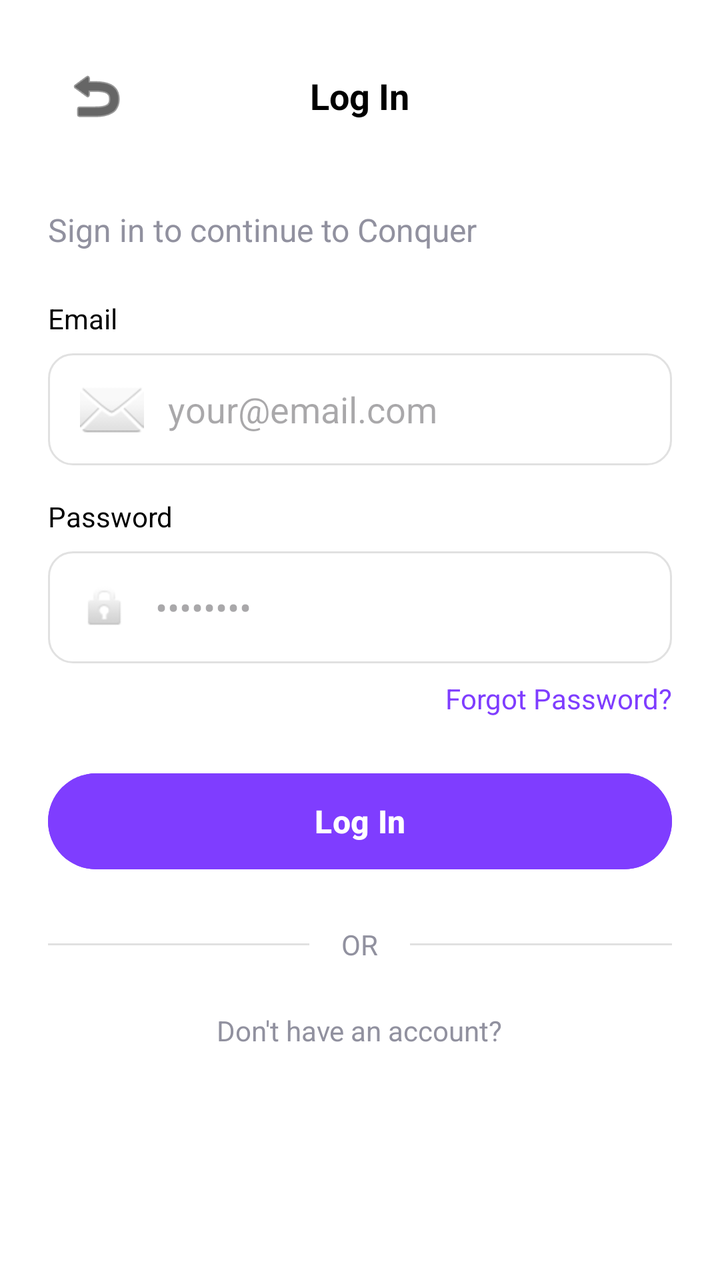
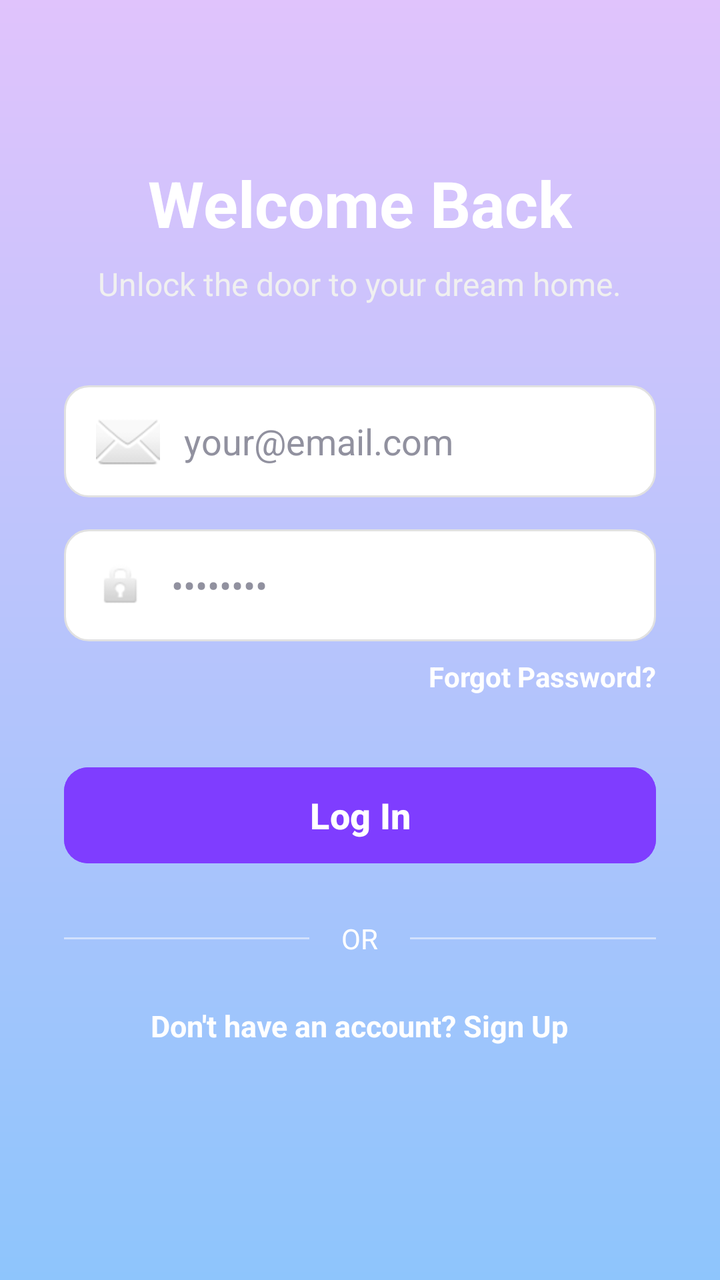

Before-and-after screenshots of an Android layout around one commit, followed by the original layout XML and the change that was made.
<!-- AndroidManifest.xml: application theme Theme.Realestateapp -->
<!-- res/layout/activity_login.xml -->
<?xml version="1.0" encoding="utf-8"?>
<ScrollView xmlns:android="http://schemas.android.com/apk/res/android"
    xmlns:app="http://schemas.android.com/apk/res-auto"
    android:layout_width="match_parent"
    android:layout_height="match_parent"
    android:background="@color/white"
    android:fillViewport="true">

    <LinearLayout
        android:layout_width="match_parent"
        android:layout_height="wrap_content"
        android:orientation="vertical"
        android:padding="24dp">

        <RelativeLayout
            android:layout_width="match_parent"
            android:layout_height="wrap_content"
            android:layout_marginBottom="32dp">

            <ImageButton
                android:id="@+id/btnBack"
                android:layout_width="48dp"
                android:layout_height="48dp"
                android:background="?attr/selectableItemBackgroundBorderless"
                android:contentDescription="@string/app_name"
                android:src="@android:drawable/ic_menu_revert"
                app:tint="@color/black" />

            <TextView
                android:layout_width="wrap_content"
                android:layout_height="wrap_content"
                android:layout_centerInParent="true"
                android:text="@string/log_in"
                android:textColor="@color/black"
                android:textSize="18sp"
                android:textStyle="bold" />
        </RelativeLayout>

        <TextView
            android:layout_width="wrap_content"
            android:layout_height="wrap_content"
            android:layout_marginBottom="24dp"
            android:text="@string/sign_in_to_continue"
            android:textColor="@color/gray_text"
            android:textSize="16sp" />

        <TextView
            android:layout_width="wrap_content"
            android:layout_height="wrap_content"
            android:layout_marginBottom="8dp"
            android:text="@string/email"
            android:textColor="@color/black"
            android:textSize="14sp" />

        <EditText
            android:id="@+id/etEmail"
            android:layout_width="match_parent"
            android:layout_height="56dp"
            android:layout_marginBottom="16dp"
            android:background="@drawable/edit_text_bg"
            android:drawableStart="@android:drawable/ic_dialog_email"
            android:drawablePadding="12dp"
            android:hint="@string/email_placeholder"
            android:inputType="textEmailAddress"
            android:paddingHorizontal="16dp" />

        <TextView
            android:layout_width="wrap_content"
            android:layout_height="wrap_content"
            android:layout_marginBottom="8dp"
            android:text="@string/password"
            android:textColor="@color/black"
            android:textSize="14sp" />

        <EditText
            android:id="@+id/etPassword"
            android:layout_width="match_parent"
            android:layout_height="56dp"
            android:layout_marginBottom="8dp"
            android:background="@drawable/edit_text_bg"
            android:drawableStart="@android:drawable/ic_lock_idle_lock"
            android:drawablePadding="12dp"
            android:hint="@string/password_placeholder"
            android:inputType="textPassword"
            android:paddingHorizontal="16dp" />

        <TextView
            android:id="@+id/tvForgotPassword"
            android:layout_width="wrap_content"
            android:layout_height="wrap_content"
            android:layout_gravity="end"
            android:layout_marginBottom="24dp"
            android:text="@string/forgot_password"
            android:textColor="@color/primary"
            android:textSize="14sp" />

        <Button
            android:id="@+id/btnLogin"
            android:layout_width="match_parent"
            android:layout_height="56dp"
            android:layout_marginBottom="24dp"
            android:backgroundTint="@color/primary"
            android:text="@string/log_in"
            android:textAllCaps="false"
            android:textColor="@color/white"
            android:textSize="16sp"
            android:textStyle="bold" />

        <LinearLayout
            android:layout_width="match_parent"
            android:layout_height="wrap_content"
            android:layout_marginBottom="24dp"
            android:gravity="center"
            android:orientation="horizontal">

            <View
                android:layout_width="0dp"
                android:layout_height="1dp"
                android:layout_weight="1"
                android:background="@color/border_color" />

            <TextView
                android:layout_width="wrap_content"
                android:layout_height="wrap_content"
                android:layout_marginHorizontal="16dp"
                android:text="@string/or"
                android:textColor="@color/gray_text" />

            <View
                android:layout_width="0dp"
                android:layout_height="1dp"
                android:layout_weight="1"
                android:background="@color/border_color" />
        </LinearLayout>

        <TextView
            android:id="@+id/tvSignUpLink"
            android:layout_width="wrap_content"
            android:layout_height="wrap_content"
            android:layout_gravity="center"
            android:text="@string/dont_have_account"
            android:textColor="@color/gray_text"
            android:textSize="14sp" />

    </LinearLayout>
</ScrollView>
<!-- resources referenced by this layout -->
<resources>
  <color name="black">#FF000000</color>
  <color name="border_color">#E1E1E1</color>
  <color name="gray_text">#91919F</color>
  <color name="primary">#7F3DFF</color>
  <color name="white">#FFFFFFFF</color>
  <!-- drawable edit_text_bg (drawable) -->
  <?xml version="1.0" encoding="utf-8"?>
  <shape xmlns:android="http://schemas.android.com/apk/res/android">
      <solid android:color="@color/white" />
      <stroke android:width="1dp" android:color="@color/border_color" />
      <corners android:radius="12dp" />
  </shape>
  <string name="app_name">realestateapp</string>
  <string name="dont_have_account">Don\'t have an account?</string>
  <string name="email">Email</string>
  <string name="email_placeholder">your@email.com</string>
  <string name="forgot_password">Forgot Password?</string>
  <string name="log_in">Log In</string>
  <string name="or">OR</string>
  <string name="password">Password</string>
  <string name="password_placeholder">••••••••</string>
  <string name="sign_in_to_continue">Sign in to continue to Conquer</string>
  <style name="Theme.Realestateapp" parent="Base.Theme.Realestateapp" />
  <style name="Base.Theme.Realestateapp" parent="Theme.Material3.DayNight.NoActionBar">
          
          
      </style>
</resources>

<!-- the commit's change to res/layout/activity_login.xml (unified diff, before → after) -->
@@ -3,54 +3,34 @@
     xmlns:app="http://schemas.android.com/apk/res-auto"
     android:layout_width="match_parent"
     android:layout_height="match_parent"
-    android:background="@color/white"
+    android:background="@drawable/bg_gradient"
     android:fillViewport="true">
 
     <LinearLayout
         android:layout_width="match_parent"
         android:layout_height="wrap_content"
+        android:gravity="center_horizontal"
         android:orientation="vertical"
-        android:padding="24dp">
-
-        <RelativeLayout
-            android:layout_width="match_parent"
-            android:layout_height="wrap_content"
-            android:layout_marginBottom="32dp">
-
-            <ImageButton
-                android:id="@+id/btnBack"
-                android:layout_width="48dp"
-                android:layout_height="48dp"
-                android:background="?attr/selectableItemBackgroundBorderless"
-                android:contentDescription="@string/app_name"
-                android:src="@android:drawable/ic_menu_revert"
-                app:tint="@color/black" />
-
-            <TextView
-                android:layout_width="wrap_content"
-                android:layout_height="wrap_content"
-                android:layout_centerInParent="true"
-                android:text="@string/log_in"
-                android:textColor="@color/black"
-                android:textSize="18sp"
-                android:textStyle="bold" />
-        </RelativeLayout>
+        android:padding="32dp">
 
         <TextView
             android:layout_width="wrap_content"
             android:layout_height="wrap_content"
-            android:layout_marginBottom="24dp"
-            android:text="@string/sign_in_to_continue"
-            android:textColor="@color/gray_text"
-            android:textSize="16sp" />
+            android:layout_marginTop="48dp"
+            android:text="Welcome Back"
+            android:textColor="@color/white"
+            android:textSize="32sp"
+            android:textStyle="bold" />
 
         <TextView
             android:layout_width="wrap_content"
             android:layout_height="wrap_content"
-            android:layout_marginBottom="8dp"
-            android:text="@string/email"
-            android:textColor="@color/black"
-            android:textSize="14sp" />
+            android:layout_marginTop="8dp"
+            android:layout_marginBottom="40dp"
+            android:text="@string/login_catchy_line"
+            android:textColor="#F0F0F0"
+            android:textSize="16sp"
+            android:gravity="center" />
 
         <EditText
             android:id="@+id/etEmail"
@@ -62,15 +42,9 @@
             android:drawablePadding="12dp"
             android:hint="@string/email_placeholder"
             android:inputType="textEmailAddress"
-            android:paddingHorizontal="16dp" />
-
-        <TextView
-            android:layout_width="wrap_content"
-            android:layout_height="wrap_content"
-            android:layout_marginBottom="8dp"
-            android:text="@string/password"
+            android:paddingHorizontal="16dp"
             android:textColor="@color/black"
-            android:textSize="14sp" />
+            android:textColorHint="@color/gray_text" />
 
         <EditText
             android:id="@+id/etPassword"
@@ -82,17 +56,20 @@
             android:drawablePadding="12dp"
             android:hint="@string/password_placeholder"
             android:inputType="textPassword"
-            android:paddingHorizontal="16dp" />
+            android:paddingHorizontal="16dp"
+            android:textColor="@color/black"
+            android:textColorHint="@color/gray_text" />
 
         <TextView
             android:id="@+id/tvForgotPassword"
             android:layout_width="wrap_content"
             android:layout_height="wrap_content"
             android:layout_gravity="end"
-            android:layout_marginBottom="24dp"
+            android:layout_marginBottom="32dp"
             android:text="@string/forgot_password"
-            android:textColor="@color/primary"
-            android:textSize="14sp" />
+            android:textColor="@color/white"
+            android:textSize="14sp"
+            android:textStyle="bold" />
 
         <Button
             android:id="@+id/btnLogin"
@@ -103,8 +80,9 @@
             android:text="@string/log_in"
             android:textAllCaps="false"
             android:textColor="@color/white"
-            android:textSize="16sp"
-            android:textStyle="bold" />
+            android:textSize="18sp"
+            android:textStyle="bold"
+            app:cornerRadius="12dp" />
 
         <LinearLayout
             android:layout_width="match_parent"
@@ -117,20 +95,20 @@
                 android:layout_width="0dp"
                 android:layout_height="1dp"
                 android:layout_weight="1"
-                android:background="@color/border_color" />
+                android:background="#80FFFFFF" />
 
             <TextView
                 android:layout_width="wrap_content"
                 android:layout_height="wrap_content"
                 android:layout_marginHorizontal="16dp"
                 android:text="@string/or"
-                android:textColor="@color/gray_text" />
+                android:textColor="@color/white" />
 
             <View
                 android:layout_width="0dp"
                 android:layout_height="1dp"
                 android:layout_weight="1"
-                android:background="@color/border_color" />
+                android:background="#80FFFFFF" />
         </LinearLayout>
 
         <TextView
@@ -138,9 +116,10 @@
             android:layout_width="wrap_content"
             android:layout_height="wrap_content"
             android:layout_gravity="center"
-            android:text="@string/dont_have_account"
-            android:textColor="@color/gray_text"
-            android:textSize="14sp" />
+            android:text="Don't have an account? Sign Up"
+            android:textColor="@color/white"
+            android:textSize="15sp"
+            android:textStyle="bold" />
 
     </LinearLayout>
 </ScrollView>
<!-- resource entries referenced after the edit -->
@@ -5,6 +5,13 @@
   <color name="gray_text">#91919F</color>
   <color name="primary">#7F3DFF</color>
   <color name="white">#FFFFFFFF</color>
+  <!-- drawable bg_gradient (drawable) -->
+  <shape xmlns:android="http://schemas.android.com/apk/res/android">
+      <gradient
+          android:startColor="#E0C3FC"
+          android:endColor="#8EC5FC"
+          android:angle="270"/>
+  </shape>
   <!-- drawable edit_text_bg (drawable) -->
   <?xml version="1.0" encoding="utf-8"?>
   <shape xmlns:android="http://schemas.android.com/apk/res/android">
@@ -12,16 +19,12 @@
       <stroke android:width="1dp" android:color="@color/border_color" />
       <corners android:radius="12dp" />
   </shape>
-  <string name="app_name">realestateapp</string>
-  <string name="dont_have_account">Don\'t have an account?</string>
-  <string name="email">Email</string>
   <string name="email_placeholder">your@email.com</string>
   <string name="forgot_password">Forgot Password?</string>
   <string name="log_in">Log In</string>
+  <string name="login_catchy_line">Unlock the door to your dream home.</string>
   <string name="or">OR</string>
-  <string name="password">Password</string>
   <string name="password_placeholder">••••••••</string>
-  <string name="sign_in_to_continue">Sign in to continue to Conquer</string>
   <style name="Theme.Realestateapp" parent="Base.Theme.Realestateapp" />
   <style name="Base.Theme.Realestateapp" parent="Theme.Material3.DayNight.NoActionBar">
           
